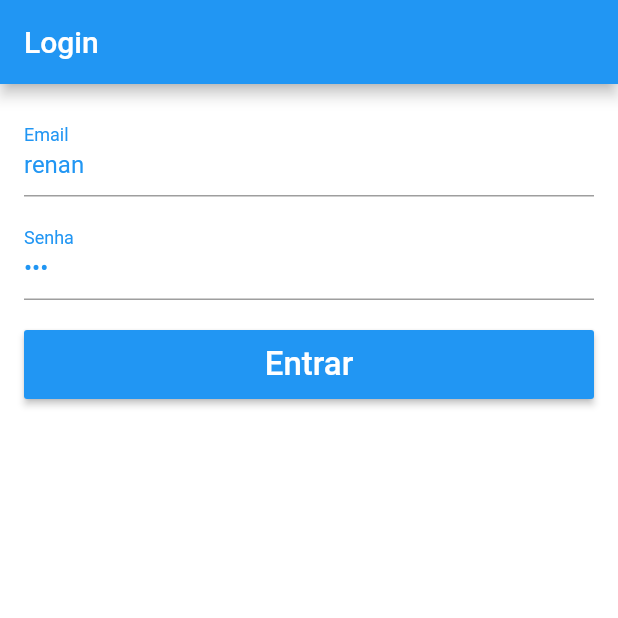
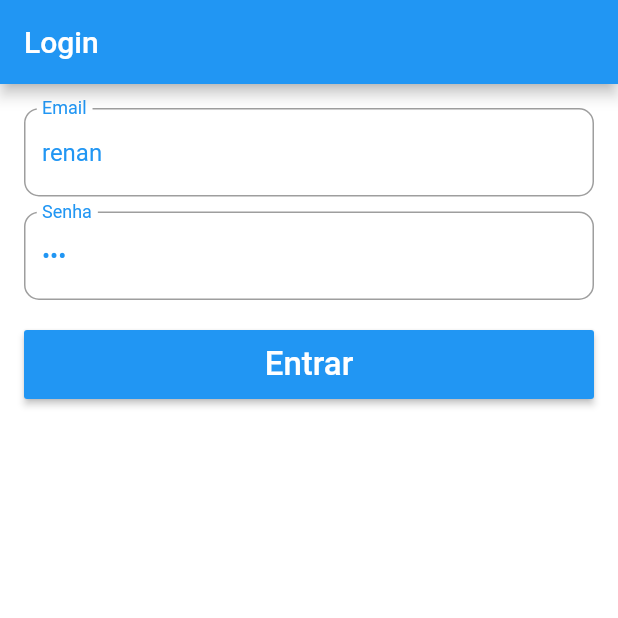
Before and after one commit to renansteles/flutter_cars_app, a Flutter app: the screen it shows after launch, on a phone screen of 412 x 824 dp, the top half of it. Run offline on Flutter 3.47's test engine with Material 2 defaults, Android fonts, the phone set to English and light mode, and no system bars.

```diff
--- a/lib/widgets/app_text.dart
+++ b/lib/widgets/app_text.dart
@@ -41,6 +41,9 @@ class AppText extends StatelessWidget {
         labelStyle: TextStyle(color: Colors.blue),
         hintText: hint,
         hintStyle: TextStyle(color: Colors.black38, fontSize: 15),
+        border: OutlineInputBorder(
+          borderRadius: BorderRadius.circular(10)
+        )
       ),
     );
   }
```
